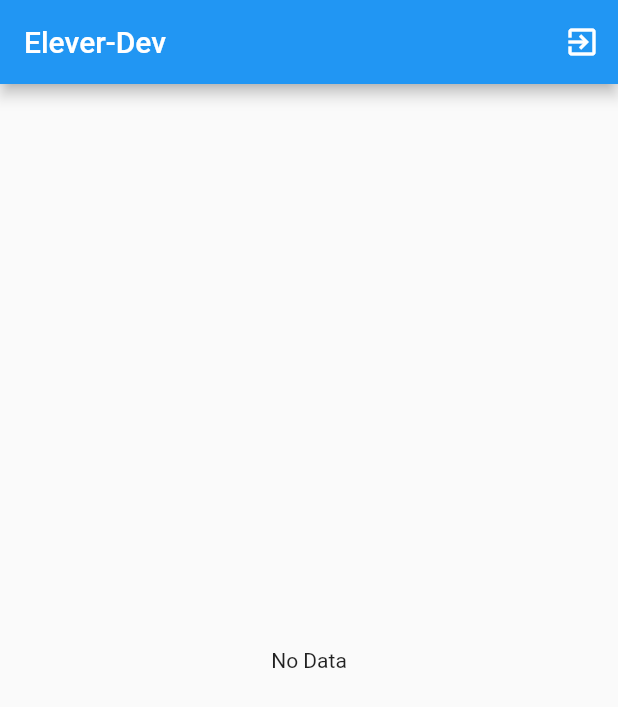
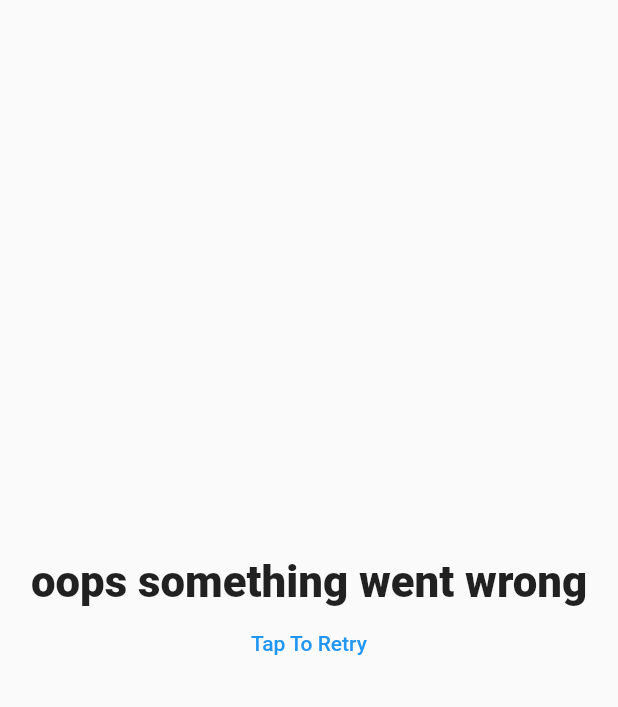
Before and after one commit to alanpv92/server-driven-ui, a Flutter app: the screen it shows once a user with an empty profile is signed in, on a phone screen of 412 x 824 dp. Shown: the top 707 px of the screen. Run offline on Flutter 3.47's test engine with Material 2 defaults, Android fonts, the phone set to English and light mode, and no system bars; our stand-ins replace cloud_firestore, easy_localization, firebase_auth, firebase_core, firebase_storage, get and 1 more; missing offline and left inert: flutter_isolate, isolate_handler; accounts and stored records are empty.

Commit message:
added retry page

```diff
--- a/eleverdev/assets/translations/en.json
+++ b/eleverdev/assets/translations/en.json
@@ -4,5 +4,6 @@
   "auth_login_redirect":"already have an account ?",
   "show_tost_error":"some error occurred",
   "no_data":"No Data",
-  "error_page_content":"oops something went wrong"
+  "error_page_content":"oops something went wrong",
+  "tap_to_retry":"Tap To Retry"
 }
--- a/eleverdev/lib/controllers/app.dart
+++ b/eleverdev/lib/controllers/app.dart
@@ -1,6 +1,8 @@
+import 'package:eleverdev/controllers/authentication.dart';
 import 'package:eleverdev/controllers/base.dart';
 import 'package:eleverdev/controllers/cache.dart';
 import 'package:eleverdev/controllers/home_page.dart';
+import 'package:firebase_auth/firebase_auth.dart';
 
 class AppController extends BaseController {
   AppController._();
@@ -8,10 +10,13 @@ class AppController extends BaseController {
   factory AppController() => instance;
   initApp() async {
     await CacheController.instance.setImageBasePath();
+    await Future.delayed(Duration(seconds: 2));
+    throw Exception();
   }
 
-  disposeApp() {
+  disposeApp() async {
     CacheController.instance.cacheControllerDisposer();
     HomePageController.instance.homePageControllerDisposer();
+    AuthenticationController.instance.authControllerDisposer();
   }
 }
--- a/eleverdev/lib/controllers/authentication.dart
+++ b/eleverdev/lib/controllers/authentication.dart
@@ -10,6 +10,10 @@ import 'package:eleverdev/ui/widgets/common/custom_text_form_field.dart';
 import 'package:flutter/material.dart';
 
 class AuthenticationController extends BaseController {
+  AuthenticationController._();
+  static AuthenticationController instance =AuthenticationController._();
+  factory AuthenticationController()=>instance;
+
   late GlobalKey<FormState> authFormKey;
   late TextEditingController emailController;
   late TextEditingController passwordController;
@@ -140,14 +144,14 @@ class AuthenticationController extends BaseController {
     authMode = AuthMode.login;
   }
 
-  onlogOut() {
+  onlogOut() async{
     /*
 
     This function is used to log out user
 
 
     */
-    AppController.instance.disposeApp();
-    _firebaseAuthService.logout();
+   await AppController.instance.disposeApp();
+   await _firebaseAuthService.logout();
   }
 }
--- /dev/null
+++ b/eleverdev/lib/controllers/retry.dart
@@ -0,0 +1,30 @@
+import 'dart:developer';
+
+import 'package:eleverdev/controllers/authentication.dart';
+import 'package:eleverdev/controllers/base.dart';
+import 'package:eleverdev/main.dart';
+import 'package:eleverdev/mangers/routes.dart';
+import 'package:eleverdev/ui/screens/authentication/authentication.dart';
+import 'package:eleverdev/ui/screens/splash/splash.dart';
+import 'package:firebase_auth/firebase_auth.dart';
+import 'package:get/get.dart';
+import 'package:get/route_manager.dart';
+
+class RetryController extends BaseController {
+  RetryController._();
+  static RetryController instance = RetryController._();
+  factory RetryController() => instance;
+
+  retry({required String routeName}) async {
+    if (routeName.isEmpty || routeName == '/') {
+      if (FirebaseAuth.instance.currentUser != null) {
+        Get.offAll(() => const SplashScreen());
+      } else {
+        Get.offAll(() => const AuthenticationScreen());
+      }
+    } else {
+      log(routeName.toString());
+      Get.offAndToNamed(routeName);
+    }
+  }
+}
--- a/eleverdev/lib/helpers/app.dart
+++ b/eleverdev/lib/helpers/app.dart
@@ -1,3 +1,3 @@
 class AppManager {
-  static String FirebaseStorageFormat = '.jpg';
+  static String firebaseStorageFormat = '.jpg';
 }
--- a/eleverdev/lib/helpers/firebase.dart
+++ b/eleverdev/lib/helpers/firebase.dart
@@ -3,6 +3,6 @@ import 'package:eleverdev/mangers/firebase.dart';
 
 class FirebaseHelper {
   static getImagePath({required String id}) {
-    return "${FirebaseManger.firebaseStorageBaseUrl}$id${AppManager.FirebaseStorageFormat}?alt=media";
+    return "${FirebaseManger.firebaseStorageBaseUrl}$id${AppManager.firebaseStorageFormat}?alt=media";
   }
 }
--- a/eleverdev/lib/main.dart
+++ b/eleverdev/lib/main.dart
@@ -1,3 +1,6 @@
+import 'dart:async';
+import 'dart:developer';
+
 import 'package:easy_localization/easy_localization.dart';
 import 'package:eleverdev/controllers/authentication.dart';
 import 'package:eleverdev/controllers/cache.dart';
@@ -8,6 +11,7 @@ import 'package:eleverdev/mangers/routes.dart';
 import 'package:eleverdev/mangers/theme.dart';
 import 'package:eleverdev/services/file/file_storage.dart';
 import 'package:eleverdev/ui/screens/authentication/authentication.dart';
+import 'package:eleverdev/ui/screens/error/retry_screen.dart';
 import 'package:eleverdev/ui/screens/splash/splash.dart';
 import 'package:firebase_auth/firebase_auth.dart';
 import 'package:firebase_core/firebase_core.dart';
@@ -65,7 +69,6 @@ AuthManger listens for authStateChanges and if user is logged in HomeScreen is s
 
 class AuthManger extends StatelessWidget {
   const AuthManger({super.key});
-
   @override
   Widget build(BuildContext context) {
     return StreamBuilder(
@@ -78,6 +81,11 @@ class AuthManger extends StatelessWidget {
             ),
           );
         }
+        if (snapshot.hasError) {
+          return const RetryScreen(
+            routeName: '',
+          );
+        }
         if (snapshot.hasData) {
           return const SplashScreen();
         }
--- a/eleverdev/lib/mangers/routes.dart
+++ b/eleverdev/lib/mangers/routes.dart
@@ -1,36 +1,39 @@
+import 'package:eleverdev/main.dart';
 import 'package:eleverdev/ui/screens/authentication/authentication.dart';
 import 'package:eleverdev/ui/screens/error/error_screen.dart';
 import 'package:eleverdev/ui/screens/home_screen/home_screen.dart';
 import 'package:eleverdev/ui/screens/screen1/screen1.dart';
 import 'package:eleverdev/ui/screens/screen2/screen2.dart';
+import 'package:eleverdev/ui/screens/splash/splash.dart';
 
 import 'package:get/route_manager.dart';
 
 class Routes {
+  static String mainScreen = '/main-screen';
   static String homeScreenRoute = '/home-screen';
   static String authentication = '/authentication-screen';
   static String unknownPage = '/error-screen';
   static String page1 = '/screen-1';
   static String page2 = '/screen-2';
+  static String splashScreen = '/splash-screen';
 }
 
 class RouteManger {
-
-
   static getErrorPage() => GetPage(
         name: Routes.unknownPage,
-        page: () =>const  ErrorScreen(),
+        page: () => const ErrorScreen(),
       );
   static getRoutes() => [
         GetPage(
           name: Routes.authentication,
           page: () => const AuthenticationScreen(),
         ),
+        GetPage(name: Routes.splashScreen, page: () => const SplashScreen(),),
         GetPage(
           name: Routes.homeScreenRoute,
           page: () => const HomeScreen(),
         ),
         GetPage(name: Routes.page1, page: () => const Screen1()),
-         GetPage(name: Routes.page2, page: () => const Screen2())
+        GetPage(name: Routes.page2, page: () => const Screen2())
       ];
 }
--- a/eleverdev/lib/mangers/text.dart
+++ b/eleverdev/lib/mangers/text.dart
@@ -17,6 +17,7 @@ class CommonTextManger {
   final String errorText = tr('show_tost_error');
   final String noData = tr('no_data');
   final String errorScreenContent = tr('error_page_content');
+  final String tapToRetry = tr('tap_to_retry');
 }
 
 class TextManger with AuthTextManger, CommonTextManger {
--- a/eleverdev/lib/services/file/file_storage.dart
+++ b/eleverdev/lib/services/file/file_storage.dart
@@ -1,4 +1,4 @@
-import 'dart:developer';
+
 import 'dart:io';
 import 'package:path_provider/path_provider.dart';
 
--- /dev/null
+++ b/eleverdev/lib/ui/screens/error/retry_screen.dart
@@ -0,0 +1,41 @@
+import 'package:eleverdev/controllers/retry.dart';
+import 'package:eleverdev/helpers/media_query.dart';
+import 'package:eleverdev/mangers/text.dart';
+import 'package:flutter/material.dart';
+
+class RetryScreen extends StatelessWidget {
+  final String routeName;
+  const RetryScreen({super.key, required this.routeName});
+
+  @override
+  Widget build(BuildContext context) {
+    return Scaffold(
+      body: SafeArea(
+          child: SizedBox(
+        width: double.infinity,
+        child: Padding(
+          padding: EdgeInsets.symmetric(
+              horizontal: MediaQueryHelper(context).safeBlockHorizontal * 5),
+          child: Column(
+            mainAxisAlignment: MainAxisAlignment.center,
+            crossAxisAlignment: CrossAxisAlignment.center,
+            children: [
+              FittedBox(
+                fit: BoxFit.scaleDown,
+                child: Text(
+                  TextManger.instance.errorScreenContent,
+                  style: Theme.of(context).textTheme.headline5,
+                ),
+              ),
+              TextButton(
+                  onPressed: () {
+                    RetryController.instance.retry(routeName: routeName);
+                  },
+                  child: Text(TextManger.instance.tapToRetry))
+            ],
+          ),
+        ),
+      )),
+    );
+  }
+}
--- a/eleverdev/lib/ui/screens/splash/splash.dart
+++ b/eleverdev/lib/ui/screens/splash/splash.dart
@@ -1,19 +1,30 @@
+import 'dart:developer';
+
 import 'package:eleverdev/controllers/app.dart';
 import 'package:eleverdev/helpers/media_query.dart';
+import 'package:eleverdev/mangers/routes.dart';
 import 'package:eleverdev/mangers/text.dart';
+import 'package:eleverdev/ui/screens/error/retry_screen.dart';
 import 'package:eleverdev/ui/screens/home_screen/home_screen.dart';
 import 'package:flutter/material.dart';
+
 
 class SplashScreen extends StatelessWidget {
   const SplashScreen({super.key});
 
   @override
   Widget build(BuildContext context) {
+
     return Scaffold(
       body: SafeArea(
           child: FutureBuilder(
         future: AppController.instance.initApp(),
         builder: (context, snapshot) {
+          if (snapshot.hasError) {
+            return  RetryScreen(
+              routeName: Routes.splashScreen,
+            );
+          }
           if (snapshot.connectionState == ConnectionState.done) {
             return const HomeScreen();
           } else {
--- a/eleverdev/lib/ui/widgets/common/custom_cached_image.dart
+++ b/eleverdev/lib/ui/widgets/common/custom_cached_image.dart
@@ -18,7 +18,7 @@ class CustomCachedImage extends StatelessWidget {
         ? Image.file(
             key: UniqueKey(),
             File(
-                "${cachedControllerProvider.imageBasePath}$id${AppManager.FirebaseStorageFormat}"),
+                "${cachedControllerProvider.imageBasePath}$id${AppManager.firebaseStorageFormat}"),
             height: cardImageCons?.getHeight,
             width: cardImageCons?.getWidth,
             errorBuilder: (context, error, stackTrace) {
@@ -27,7 +27,7 @@ class CustomCachedImage extends StatelessWidget {
           )
         : Image.network(
             key: UniqueKey(),
-            "${cachedControllerProvider.imageBasePath}$id${AppManager.FirebaseStorageFormat}?alt=media",
+            "${cachedControllerProvider.imageBasePath}$id${AppManager.firebaseStorageFormat}?alt=media",
             height: cardImageCons?.getHeight,
             loadingBuilder: (context, child, loadingProgress) {
               if (loadingProgress == null) {
```
